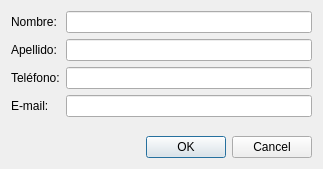
Before: the Qt Designer form personadialog.ui in ALEVALENCIA112/P61-Qt-QWidgetTable, drawn with Qt 5.
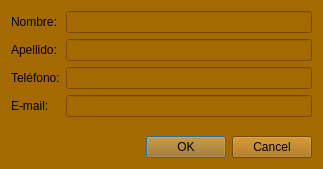
After: the same form once the commit is applied. Icons and pictures are not drawn.

Diff of the .ui file:
```diff
--- a/personadialog.ui
+++ b/personadialog.ui
@@ -17,6 +17,9 @@
    <iconset resource="Resources.qrc">
     <normaloff>:/IMG/Phonebook.png</normaloff>:/IMG/Phonebook.png</iconset>
   </property>
+  <property name="styleSheet">
+   <string notr="true">background-color: rgb(165, 105, 2);</string>
+  </property>
   <layout class="QVBoxLayout" name="verticalLayout">
    <item>
     <layout class="QFormLayout" name="formLayout">
```
